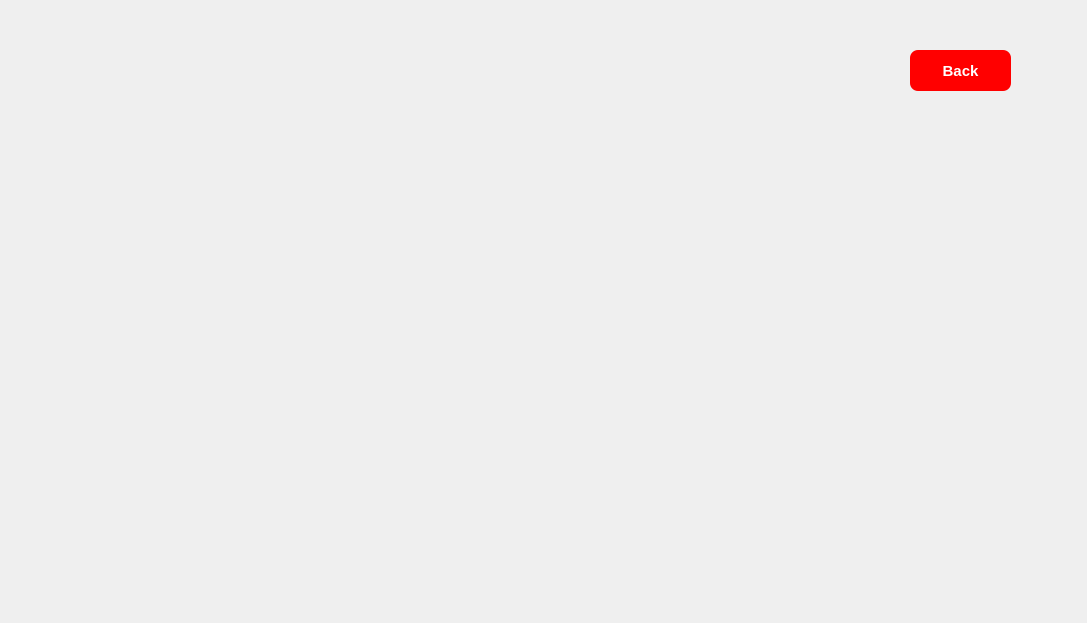
Above: main/gui/customerwindow.ui from HamidrezaNadafian/Restaurant-Management-System before the change. Below: the same form after it.
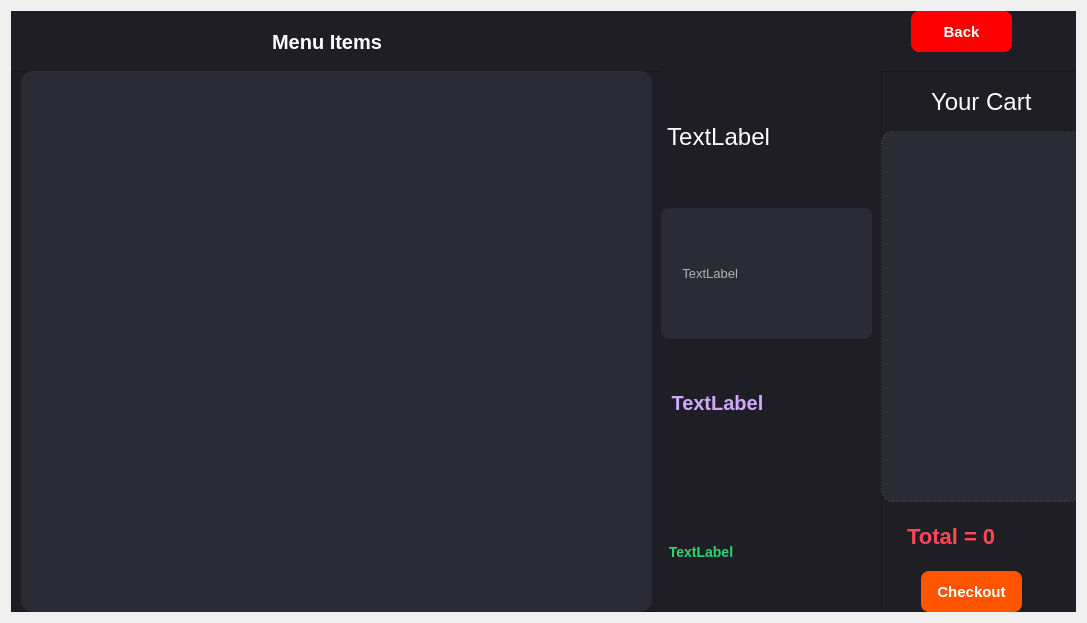
That is the form after the change. The open tabs and pages were chosen to show the change.

Commit message: implement restaurant menus and customer order placement

What changed in the file:
```diff
--- a/main/gui/customerwindow.ui
+++ b/main/gui/customerwindow.ui
@@ -19,14 +19,72 @@
 }
 </string>
   </property>
+  <layout class="QVBoxLayout" name="verticalLayout">
+   <item>
   <widget class="QStackedWidget" name="stackedWidget">
-   <property name="geometry">
-    <rect>
-     <x>0</x>
-     <y>0</y>
-     <width>1091</width>
-     <height>621</height>
-    </rect>
+     <property name="styleSheet">
+      <string notr="true">
+QWidget {
+    background-color: #1e1e24;
+    color: #ffffff;
+    font-family: &quot;Segoe UI&quot;, Tahoma, Arial;
+}
+
+
+#menuListWidget {
+    background-color: #2b2b36;
+    border: none;
+    border-radius: 12px;
+    padding: 10px;
+}
+#menuListWidget::item {
+    background-color: #363644;
+    border-radius: 8px;
+    padding: 20px;
+    margin: 5px;
+    color: #e0e0e0;
+    font-size: 15px;
+    font-weight: bold;
+}
+#menuListWidget::item:hover {
+    background-color: #454555;
+    border-left: 4px solid #ff4757;
+}
+#menuListWidget::item:selected {
+    background-color: #ff4757;
+    color: white;
+}
+
+
+#lblDetailName { font-size: 22px; font-weight: bold; color: #ffffff; margin-bottom: 5px; }
+#lblDetailPrice { font-size: 20px; font-weight: bold; color: rgb(208, 169, 255); margin-bottom: 15px; }
+#lblDetailDesc { font-size: 13px; color: #b2b2b2; background-color: #2b2b36; padding: 15px; border-radius: 8px; }
+#lblDetailStatus { font-size: 14px; font-weight: bold; color: #2ed573; margin-top: 10px; }
+
+
+#cartListWidget {
+    background-color: #2b2b36;
+    border: 1px dashed #555566;
+    border-radius: 12px;
+    padding: 5px;
+}
+#cartListWidget::item {
+    background-color: #363644;
+    padding: 12px;
+    border-radius: 6px;
+    margin-bottom: 5px;
+}
+#lblTotalPrice { font-size: 22px; font-weight: bold; color: #ff4757; padding: 15px 0; }
+
+
+QPushButton#btnBack {
+    background-color: #ff4757;
+    color: white;
+    font-weight: bold;
+    border-radius: 8px;
+    padding: 8px 15px;
+}
+QPushButton#btnBack:hover { background-color: #ff6b77; }</string>
    </property>
    <property name="currentIndex">
     <number>1</number>
@@ -303,8 +361,8 @@
     <widget class="QPushButton" name="btnBack_2">
      <property name="geometry">
       <rect>
-       <x>910</x>
-       <y>50</y>
+         <x>900</x>
+         <y>0</y>
        <width>101</width>
        <height>41</height>
       </rect>
@@ -327,6 +385,209 @@
       <string>Back</string>
      </property>
     </widget>
+      <widget class="QFrame" name="frameLeftMenu">
+       <property name="geometry">
+        <rect>
+         <x>0</x>
+         <y>60</y>
+         <width>651</width>
+         <height>541</height>
+        </rect>
+       </property>
+       <property name="frameShape">
+        <enum>QFrame::Shape::StyledPanel</enum>
+       </property>
+       <property name="frameShadow">
+        <enum>QFrame::Shadow::Raised</enum>
+       </property>
+       <widget class="QListWidget" name="menuListWidget">
+        <property name="geometry">
+         <rect>
+          <x>10</x>
+          <y>0</y>
+          <width>631</width>
+          <height>541</height>
+         </rect>
+        </property>
+        <property name="movement">
+         <enum>QListView::Movement::Static</enum>
+        </property>
+        <property name="resizeMode">
+         <enum>QListView::ResizeMode::Adjust</enum>
+        </property>
+        <property name="spacing">
+         <number>12</number>
+        </property>
+        <property name="viewMode">
+         <enum>QListView::ViewMode::IconMode</enum>
+        </property>
+       </widget>
+      </widget>
+      <widget class="QFrame" name="frameMiddleDetails">
+       <property name="geometry">
+        <rect>
+         <x>650</x>
+         <y>60</y>
+         <width>211</width>
+         <height>541</height>
+        </rect>
+       </property>
+       <property name="frameShape">
+        <enum>QFrame::Shape::StyledPanel</enum>
+       </property>
+       <property name="frameShadow">
+        <enum>QFrame::Shadow::Raised</enum>
+       </property>
+       <widget class="QWidget" name="verticalLayoutWidget">
+        <property name="geometry">
+         <rect>
+          <x>0</x>
+          <y>0</y>
+          <width>211</width>
+          <height>541</height>
+         </rect>
+        </property>
+        <layout class="QVBoxLayout" name="verticalLayout_2">
+         <item>
+          <widget class="QLabel" name="lblDetailName_2">
+           <property name="text">
+            <string> TextLabel</string>
+           </property>
+          </widget>
+         </item>
+         <item>
+          <widget class="QLabel" name="lblDetailDesc">
+           <property name="text">
+            <string> TextLabel</string>
+           </property>
+           <property name="wordWrap">
+            <bool>true</bool>
+           </property>
+          </widget>
+         </item>
+         <item>
+          <widget class="QLabel" name="lblDetailPrice">
+           <property name="text">
+            <string> TextLabel</string>
+           </property>
+          </widget>
+         </item>
+         <item>
+          <widget class="QLabel" name="lblDetailStatus">
+           <property name="text">
+            <string> TextLabel</string>
+           </property>
+          </widget>
+         </item>
+        </layout>
+       </widget>
+      </widget>
+      <widget class="QFrame" name="frameRightCart">
+       <property name="geometry">
+        <rect>
+         <x>870</x>
+         <y>60</y>
+         <width>201</width>
+         <height>551</height>
+        </rect>
+       </property>
+       <property name="frameShape">
+        <enum>QFrame::Shape::StyledPanel</enum>
+       </property>
+       <property name="frameShadow">
+        <enum>QFrame::Shadow::Raised</enum>
+       </property>
+       <widget class="QListWidget" name="cartListWidget">
+        <property name="geometry">
+         <rect>
+          <x>0</x>
+          <y>60</y>
+          <width>201</width>
+          <height>371</height>
+         </rect>
+        </property>
+       </widget>
+       <widget class="QLabel" name="label">
+        <property name="geometry">
+         <rect>
+          <x>50</x>
+          <y>10</y>
+          <width>111</width>
+          <height>41</height>
+         </rect>
+        </property>
+        <property name="text">
+         <string>Your Cart</string>
+        </property>
+       </widget>
+       <widget class="QLabel" name="lblTotalPrice">
+        <property name="geometry">
+         <rect>
+          <x>20</x>
+          <y>440</y>
+          <width>171</width>
+          <height>51</height>
+         </rect>
+        </property>
+        <property name="text">
+         <string>Total = 0</string>
+        </property>
+       </widget>
+       <widget class="QPushButton" name="btnCheckout">
+        <property name="geometry">
+         <rect>
+          <x>40</x>
+          <y>500</y>
+          <width>101</width>
+          <height>41</height>
+         </rect>
+        </property>
+        <property name="styleSheet">
+         <string notr="true">QPushButton {
+    background-color: rgb(255, 85, 0);
+    color: white;
+    border-radius: 8px;
+    padding: 10px;
+    font-size: 15px;
+    font-weight: bold;
+}
+
+QPushButton:hover {
+    background-color: #2563EB;
+}</string>
+        </property>
+        <property name="text">
+         <string>Checkout</string>
+        </property>
+       </widget>
+      </widget>
+      <widget class="QLabel" name="label_2">
+       <property name="geometry">
+        <rect>
+         <x>120</x>
+         <y>10</y>
+         <width>421</width>
+         <height>41</height>
+        </rect>
+       </property>
+       <property name="styleSheet">
+        <string notr="true">QLabel {
+    color: #ffffff;
+    font-size: 20px;
+    font-weight: 700;
+    padding: 8px 14px;
+    background-color: qlineargradient(
+        x1:0, y1:0, x2:1, y2:0,
+        stop:0 #ff6b4a,
+        stop:1 #ff8f6b
+    );
+    border-radius: 12px;
+}</string>
+       </property>
+       <property name="text">
+        <string>                      Menu Items</string>
+       </property>
+      </widget>
    </widget>
    <widget class="QWidget" name="page_2">
     <widget class="QPushButton" name="btnBack_5">
@@ -358,6 +619,8 @@
     </widget>
    </widget>
   </widget>
+   </item>
+  </layout>
  </widget>
  <resources/>
  <connections/>
```
Left out of the diff: 2 changed lines with no effect on the pictures. Lines whose indentation alone changed are shown as unchanged. The commit also changes 3 other files.
